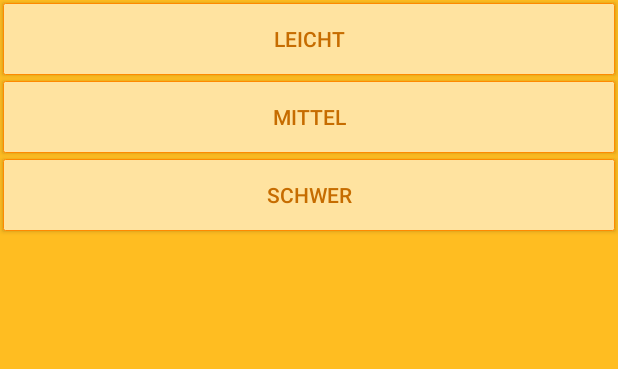
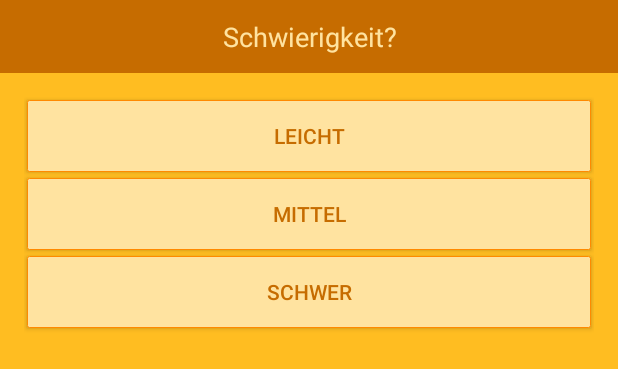
Before and after one commit to schlingel/MentalMathX, an Android app: the layout select_difficulty.xml on its own in the app's theme, with its tools: preview values and no code run, on a phone screen of 412 x 824 dp. Shown: the top 369 px of the screen. Run offline under Robolectric (Android 15) with nearby library versions, the phone set to English and light mode, and no system bars.

Commit message:
Added last missing styles.

```diff
--- a/app/src/main/res/layout/fragment_highscores.xml
+++ b/app/src/main/res/layout/fragment_highscores.xml
@@ -10,8 +10,8 @@
         android:text="Title"
         android:gravity="center"
         android:textColor="@color/Light"
-        android:padding="15dp"
-        android:textSize="30dp"
+        android:padding="12dp"
+        android:textSize="18dp"
         android:background="@color/VeryDark"
         android:layout_height="wrap_content" />
 
--- a/app/src/main/res/layout/select_difficulty.xml
+++ b/app/src/main/res/layout/select_difficulty.xml
@@ -1,7 +1,27 @@
 <?xml version="1.0" encoding="utf-8"?>
 
 <RelativeLayout xmlns:android="http://schemas.android.com/apk/res/android"
-    android:layout_width="match_parent" android:layout_height="match_parent">
+    android:layout_width="match_parent"
+    android:layout_height="match_parent">
+
+    <TextView
+        android:id="@+id/txtVwSelectDifficulty"
+        android:layout_width="match_parent"
+        android:padding="12dp"
+        android:background="@color/VeryDark"
+        android:text="@string/txtVwSelectDifficulty"
+        android:gravity="center"
+        android:textColor="@color/Light"
+        android:textSize="18dp"
+        android:layout_height="wrap_content" />
+
+    <RelativeLayout
+        android:layout_below="@id/txtVwSelectDifficulty"
+        android:layout_marginLeft="@dimen/activity_horizontal_margin"
+        android:layout_marginRight="@dimen/activity_horizontal_margin"
+        android:layout_marginTop="@dimen/activity_vertical_margin"
+        android:layout_width="match_parent"
+        android:layout_height="match_parent">
 
         <Button
             android:id="@+id/btnEasy"
@@ -27,3 +47,4 @@
             android:text="@string/btnHard"/>
 
         </RelativeLayout>
+</RelativeLayout>
--- a/app/src/main/res/values/strings.xml
+++ b/app/src/main/res/values/strings.xml
@@ -22,5 +22,7 @@
     <string name="txtVwCorrectHeader">Richtig</string>
     <string name="txtVwWrongHeader">Falsch</string>
     <string name="txtVwTimeHeader">Dauer</string>
+    <string name="txtVwSelectDifficulty">Schwierigkeit?</string>
+    <string name="txtVwSelectMode">Welcher Modus?</string>
 
 </resources>
```
Also changed, not shown: app/src/main/res/layout/activity_new_game.xml (+20 -2 lines). Lines whose indentation alone changed are shown as unchanged.
